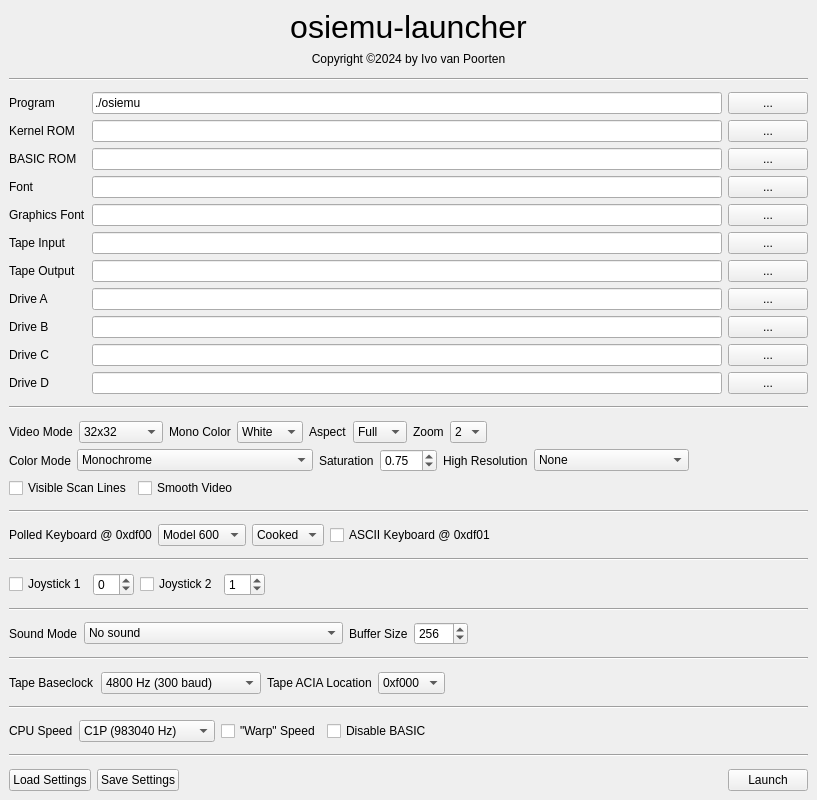
First picture: the form in launcher/src/mainwindow.ui, repository ivop/osiemu, before the edit.
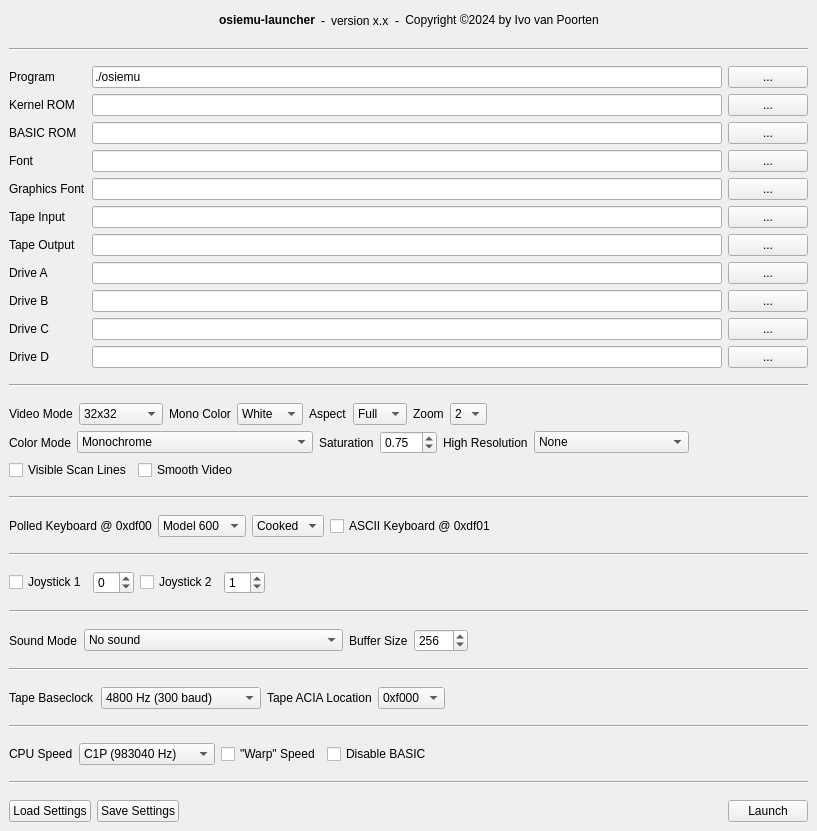
Second picture: the form after the edit.

Commit message: Unify version string

```diff
--- a/launcher/src/mainwindow.ui
+++ b/launcher/src/mainwindow.ui
@@ -7,7 +7,7 @@
     <x>0</x>
     <y>0</y>
     <width>817</width>
-    <height>800</height>
+    <height>831</height>
    </rect>
   </property>
   <property name="windowTitle">
@@ -18,23 +18,45 @@
     <item>
      <layout class="QVBoxLayout" name="verticalLayout">
       <item>
+       <layout class="QHBoxLayout" name="horizontalLayout_10">
+        <item>
+         <spacer name="horizontalSpacer_10">
+          <property name="orientation">
+           <enum>Qt::Horizontal</enum>
+          </property>
+          <property name="sizeHint" stdset="0">
+           <size>
+            <width>40</width>
+            <height>20</height>
+           </size>
+          </property>
+         </spacer>
+        </item>
+        <item>
        <widget class="QLabel" name="label">
-        <property name="sizePolicy">
-         <sizepolicy hsizetype="Preferred" vsizetype="Preferred">
-          <horstretch>0</horstretch>
-          <verstretch>0</verstretch>
-         </sizepolicy>
-        </property>
-        <property name="font">
-         <font>
-          <pointsize>24</pointsize>
-         </font>
-        </property>
+          <property name="text">
+           <string>&lt;b&gt;osiemu-launcher&lt;/b&gt;</string>
+          </property>
+         </widget>
+        </item>
+        <item>
+         <widget class="QLabel" name="label_35">
+          <property name="text">
+           <string>-</string>
+          </property>
+         </widget>
+        </item>
+        <item>
+         <widget class="QLabel" name="version_string">
         <property name="text">
-         <string>osiemu-launcher</string>
-        </property>
-        <property name="alignment">
-         <set>Qt::AlignCenter</set>
+           <string>version x.x</string>
+          </property>
+         </widget>
+        </item>
+        <item>
+         <widget class="QLabel" name="label_36">
+          <property name="text">
+           <string>-</string>
         </property>
        </widget>
       </item>
@@ -47,12 +69,27 @@
          <enum>QFrame::Plain</enum>
         </property>
         <property name="text">
-         <string>Copyright ©2024 by Ivo van Poorten</string>
+           <string>&lt;html&gt;&lt;head/&gt;&lt;body&gt;&lt;p&gt;Copyright ©2024 by Ivo van Poorten&lt;/p&gt;&lt;/body&gt;&lt;/html&gt;</string>
         </property>
         <property name="alignment">
          <set>Qt::AlignCenter</set>
         </property>
        </widget>
+        </item>
+        <item>
+         <spacer name="horizontalSpacer_11">
+          <property name="orientation">
+           <enum>Qt::Horizontal</enum>
+          </property>
+          <property name="sizeHint" stdset="0">
+           <size>
+            <width>40</width>
+            <height>20</height>
+           </size>
+          </property>
+         </spacer>
+        </item>
+       </layout>
       </item>
       <item>
        <widget class="QLabel" name="label_13">
```
Lines whose indentation alone changed are shown as unchanged. The commit also changes 2 other files.
